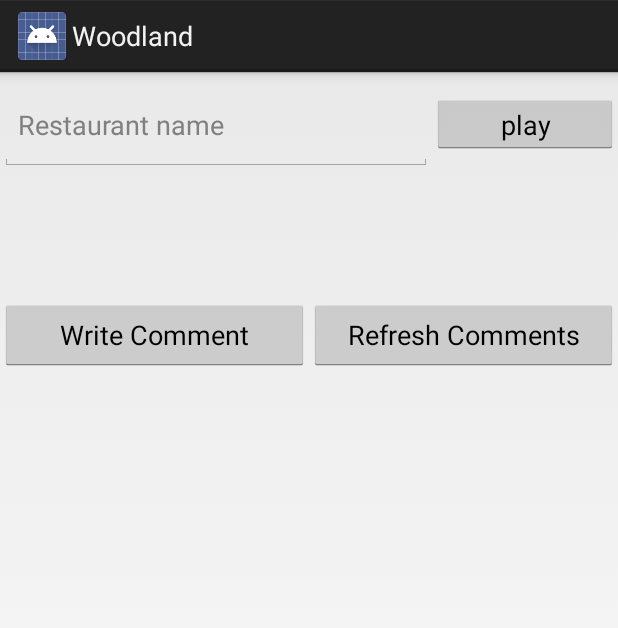
After one commit to cpliu338/android_goodies, an Android app: the layout activity_duty.xml on its own in the app's theme, with its tools: preview values and no code run, on a phone screen of 412 x 824 dp. The commit adds this screen. Shown: the top 628 px of the screen. Run offline under Robolectric (Android 15) with nearby library versions, the phone set to English and light mode, and no system bars.

Commit message:
20171201

```diff
--- /dev/null
+++ b/app/src/main/res/layout/activity_duty.xml
@@ -0,0 +1,93 @@
+<?xml version="1.0" encoding="utf-8"?>
+    <LinearLayout xmlns:android="http://schemas.android.com/apk/res/android"
+        xmlns:tools="http://schemas.android.com/tools"
+        android:id="@+id/activity_main"
+        android:layout_width="match_parent"
+        android:layout_height="match_parent"
+        android:orientation="vertical"
+        tools:context="hk.org.woodland.mongo.DutyActivity">
+
+        <LinearLayout
+            android:layout_width="match_parent"
+            android:layout_height="wrap_content"
+            android:paddingTop="6dp"
+            android:paddingBottom="6dp"
+            >
+
+            <EditText
+                android:layout_width="0dp"
+                android:layout_weight="0.70"
+                android:layout_height="60dp"
+                android:hint="Restaurant name"
+                android:id="@+id/searchName"
+                />
+
+            <Button
+                android:layout_width="0dp"
+                android:layout_weight="0.30"
+                android:layout_height="40dp"
+                android:id="@+id/action0"
+                android:text="@string/play"
+                />
+<!-- android:onClick="searchRestaurant" -->
+
+        </LinearLayout>
+
+        <LinearLayout
+            android:layout_width="match_parent"
+            android:layout_height="wrap_content"
+            android:orientation="vertical"
+            >
+
+            <TextView
+                android:layout_width="wrap_content"
+                android:layout_height="wrap_content"
+                android:id="@+id/resultFound"
+                />
+
+            <TextView
+                android:layout_width="match_parent"
+                android:layout_height="30dp"
+                android:id="@+id/cuisine"
+                />
+
+            <TextView
+                android:layout_width="match_parent"
+                android:layout_height="30dp"
+                android:id="@+id/location" />
+
+            <LinearLayout
+                android:layout_width="match_parent"
+                android:layout_height="wrap_content">
+
+                <Button
+                    android:layout_width="0dp"
+                    android:layout_weight=".5"
+                    android:layout_height="wrap_content"
+                    android:text="Write Comment"
+                    android:id="@+id/writeComment"
+                    android:onClick="writeComment"
+                    />
+
+                <Button
+                    android:layout_width="0dp"
+                    android:layout_weight="0.50"
+                    android:text="Refresh Comments"
+                    android:id="@+id/refreshComment"
+                    android:onClick="refreshComments"
+                    android:layout_height="wrap_content" />
+
+            </LinearLayout>
+
+
+
+            <ListView
+                android:layout_width="match_parent"
+                android:layout_height="wrap_content"
+                android:id="@+id/commentList" />
+
+
+        </LinearLayout>
+
+
+    </LinearLayout>
--- a/app/src/main/res/layout/activity_main.xml
+++ b/app/src/main/res/layout/activity_main.xml
@@ -14,4 +14,9 @@
         android:layout_width="wrap_content"
         android:layout_height="wrap_content"
         android:text="@string/lolo" />
+    <Button android:id="@+id/btn2"
+        android:layout_width="wrap_content"
+        android:layout_height="wrap_content"
+        android:layout_below="@+id/btn1"
+        android:text="@string/app_name"/>
 </RelativeLayout>
--- a/app/src/main/res/values/strings.xml
+++ b/app/src/main/res/values/strings.xml
@@ -18,4 +18,5 @@
     <string name="summary_fake_name">Name of caller</string>
     <string name="title_fake_number">Fake Number</string>
     <string name="summary_fake_number">Number of caller</string>
+    <string name="title_activity_duty">DutyActivity</string>
 </resources>
```
Also changed, not shown: app/src/main/AndroidManifest.xml (+8 -0 lines), app/src/main/java/hk/org/woodland/mongo/CustomListAdapter.java (added, +46 -0 lines), app/src/main/java/hk/org/woodland/mongo/DutyActivity.java (added, +380 -0 lines), app/src/main/java/hk/org/woodland/mytestbed/MainActivity.java (+8 -0 lines), app/src/main/res/layout/row_layout.xml (added, +31 -0 lines), app/src/main/res/mipmap-hdpi/ic_launcher.png (added), app/src/main/res/mipmap-mdpi/ic_launcher.png (added), app/src/main/res/mipmap-xhdpi/ic_launcher.png (added), app/src/main/res/mipmap-xxhdpi/ic_launcher.png (added), app/src/main/res/mipmap-xxxhdpi/ic_launcher.png (added).
